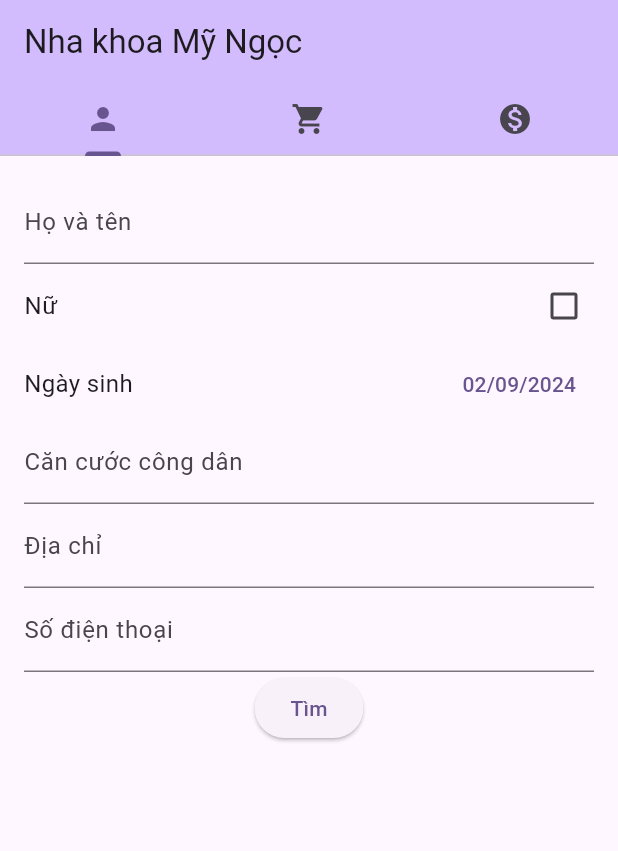
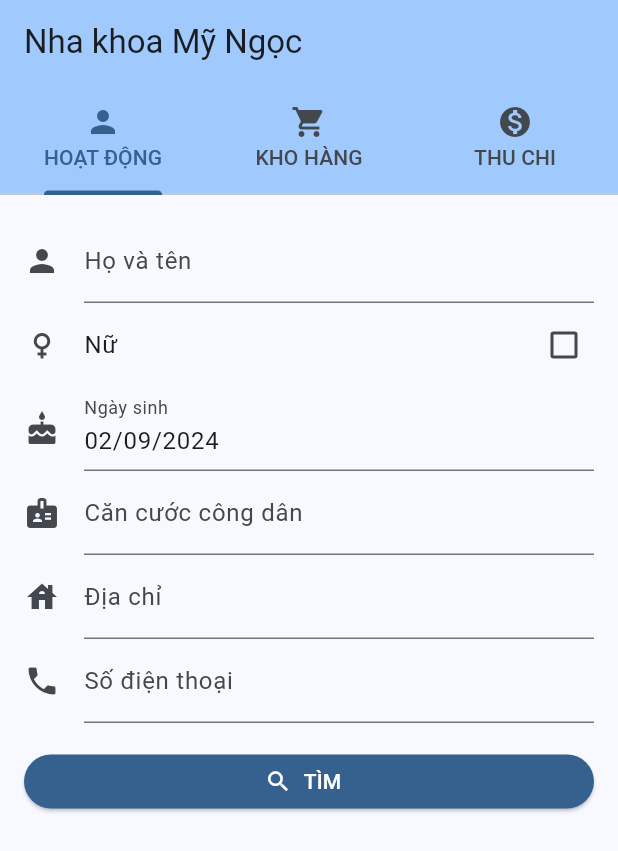
Before and after one commit to matchatonari/nha_khoa_my_ngoc, a Flutter app: the screen it shows after launch, on a phone screen of 412 x 824 dp. Shown: the top 851 px of the screen. Run offline on Flutter 3.47's test engine with Material 3 defaults, Android fonts, the phone set to English and light mode, and no system bars.

Commit message:
Tinh chỉnh UI khách hàng + tách file

```diff
--- /dev/null
+++ b/lib/khach_hang.dart
@@ -0,0 +1,128 @@
+import 'package:flutter/material.dart';
+import 'package:flutter/services.dart';
+import 'package:intl/intl.dart';
+
+class KhachHang extends StatefulWidget {
+  @override
+  State<KhachHang> createState() => _KhachHangState();
+}
+
+class _KhachHangState extends State<KhachHang> {
+  final _formKey = GlobalKey<FormState>();
+  bool isFemale = false;
+  DateTime birthdate = DateTime.now();
+  final TextEditingController _birthdateController = TextEditingController();
+
+  @override
+  void initState() {
+    super.initState();
+    SystemChrome.setPreferredOrientations([DeviceOrientation.portraitUp]);
+  }
+
+  @override
+  void dispose() {
+    SystemChrome.setPreferredOrientations([
+      DeviceOrientation.landscapeRight,
+      DeviceOrientation.landscapeLeft,
+      DeviceOrientation.portraitUp,
+      DeviceOrientation.portraitDown,
+    ]);
+    super.dispose();
+  }
+
+  Future<void> _selectDate(BuildContext context) async {
+    final DateTime? picked = await showDatePicker(
+      context: context,
+      initialDate: DateTime.now(),
+      firstDate: DateTime(1900),
+      lastDate: DateTime(DateTime.now().year + 1),
+    );
+    if (picked != null && picked != birthdate) {
+      setState(() {
+        birthdate = picked;
+        _birthdateController.text = DateFormat("dd/MM/yyyy").format(birthdate);
+      });
+    }
+  }
+
+  @override
+  Widget build(BuildContext context) {
+    _birthdateController.text = DateFormat("dd/MM/yyyy").format(DateTime.now());
+    return Padding(
+        padding: const EdgeInsets.all(16.0),
+        child: Form(
+            key: _formKey,
+            child: Column(
+              children: [
+                TextFormField(
+                  decoration: const InputDecoration(
+                    labelText: 'Họ và tên',
+                    icon: Icon(Icons.person),
+                  ),
+                ),
+                CheckboxListTile(
+                  title: const Text('Nữ'),
+                  value: isFemale,
+                  secondary: const Icon(Icons.female),
+                  onChanged: (bool? value) {
+                    setState(() {
+                      isFemale = value!;
+                    });
+                  },
+                  contentPadding: const EdgeInsets.symmetric(horizontal: 0.0),
+                ),
+                TextFormField(
+                  controller: _birthdateController,
+                  readOnly: true,
+                  onTap: () {
+                    _selectDate(context);
+                  },
+                  decoration: const InputDecoration(
+                      labelText: 'Ngày sinh', icon: Icon(Icons.cake)),
+                ),
+                TextFormField(
+                  keyboardType: TextInputType.number,
+                  inputFormatters: <TextInputFormatter>[
+                    FilteringTextInputFormatter.digitsOnly
+                  ],
+                  decoration: const InputDecoration(
+                    labelText: 'Căn cước công dân',
+                    icon: Icon(Icons.badge),
+                  ),
+                ),
+                TextFormField(
+                  decoration: const InputDecoration(
+                    labelText: 'Địa chỉ',
+                    icon: Icon(Icons.house),
+                  ),
+                ),
+                TextFormField(
+                  keyboardType: TextInputType.number,
+                  inputFormatters: <TextInputFormatter>[
+                    FilteringTextInputFormatter.digitsOnly
+                  ],
+                  decoration: const InputDecoration(
+                    labelText: 'Số điện thoại',
+                    icon: Icon(Icons.phone),
+                  ),
+                ),
+                const SizedBox(height: 15),
+                ElevatedButton.icon(
+                    style: ElevatedButton.styleFrom(
+                      minimumSize: const Size.fromHeight(36),
+                      backgroundColor: Theme.of(context).primaryColor,
+                      foregroundColor: Colors.white,
+                    ),
+                    onPressed: () {
+                      if (_formKey.currentState!.validate()) {
+                        ScaffoldMessenger.of(context).showSnackBar(
+                          const SnackBar(content: Text('Processing Data')),
+                        );
+                      }
+                    },
+                    icon: const Icon(Icons.search),
+                    label: const Text("TÌM")),
+              ],
+            )));
+  }
+}
--- a/lib/main.dart
+++ b/lib/main.dart
@@ -1,6 +1,5 @@
 import 'package:flutter/material.dart';
-import 'package:flutter/services.dart';
-import 'package:intl/intl.dart';
+import 'khach_hang.dart';
 
 void main() {
   runApp(MyApp());
@@ -12,12 +11,9 @@ class MyApp extends StatelessWidget {
     return MaterialApp(
       title: 'Nha khoa Mỹ Ngọc',
       theme: ThemeData(
-          colorScheme: ColorScheme.fromSeed(seedColor: Colors.deepPurple),
+        colorScheme: ColorScheme.fromSeed(seedColor: Colors.blue),
         useMaterial3: true,
-          textTheme: const TextTheme(
-            bodyLarge: TextStyle(fontSize: 16.0),
-            bodyMedium: TextStyle(fontSize: 16.0),
-          )),
+      ),
       home: MainPage(),
     );
   }
@@ -28,132 +24,69 @@ class MainPage extends StatefulWidget {
   State<MainPage> createState() => _MainPageState();
 }
 
-class _MainPageState extends State<MainPage> {
-  final _formKey = GlobalKey<FormState>();
-  bool isFemale = false;
-  DateTime birthdate = DateTime.now();
-  String birthDateString = DateFormat("dd/MM/yyyy").format(DateTime.now());
+class _MainPageState extends State<MainPage>
+    with SingleTickerProviderStateMixin {
+  late TabController _tabController;
 
   @override
   void initState() {
     super.initState();
-    SystemChrome.setPreferredOrientations([DeviceOrientation.portraitUp]);
+    _tabController = TabController(length: 3, vsync: this);
+
+    // Listener for tab changes
+    _tabController.addListener(() {
+      setState(() {}); // Rebuild to update FAB visibility
+    });
   }
 
   @override
   void dispose() {
-    SystemChrome.setPreferredOrientations([
-      DeviceOrientation.landscapeRight,
-      DeviceOrientation.landscapeLeft,
-      DeviceOrientation.portraitUp,
-      DeviceOrientation.portraitDown,
-    ]);
+    _tabController.dispose();
     super.dispose();
-  }
-
-  Future<void> _selectDate(BuildContext context) async {
-    final DateTime? picked = await showDatePicker(
-      context: context,
-      initialDate: DateTime.now(),
-      firstDate: DateTime(1900),
-      lastDate: DateTime(DateTime.now().year + 1),
-    );
-    if (picked != null && picked != birthdate) {
-      setState(() {
-        birthdate = picked;
-        birthDateString = DateFormat("dd/MM/yyyy").format(birthdate);
-      });
-    }
   }
 
   @override
   Widget build(BuildContext context) {
-    return DefaultTabController(
-        length: 3,
-        child: Scaffold(
+    return Scaffold(
       resizeToAvoidBottomInset: false,
       appBar: AppBar(
-              bottom: const TabBar(
-                tabs: [
-                  Tab(icon: Icon(Icons.person)),
-                  Tab(icon: Icon(Icons.local_grocery_store)),
-                  Tab(icon: Icon(Icons.monetization_on))
+        backgroundColor: Theme.of(context).colorScheme.inversePrimary,
+        title: const Text("Nha khoa Mỹ Ngọc"),
+        bottom: TabBar(
+          controller: _tabController,
+          tabs: const [
+            Tab(icon: Icon(Icons.person), text: "HOẠT ĐỘNG"),
+            Tab(icon: Icon(Icons.local_grocery_store), text: "KHO HÀNG"),
+            Tab(icon: Icon(Icons.monetization_on), text: "THU CHI"),
           ],
         ),
-              title: const Text("Nha khoa Mỹ Ngọc"),
-              backgroundColor: Theme.of(context).colorScheme.inversePrimary,
+        actions: <Widget>[
+          if (_tabController.index == 1 || _tabController.index == 2)
+            IconButton(
+              icon: const Icon(
+                Icons.filter_list,
+              ),
+              onPressed: () {},
+            )
+        ],
       ),
       body: TabBarView(
+        controller: _tabController, // Use the custom TabController
         children: [
-                Padding(
-                    padding: const EdgeInsets.all(16.0),
-                    child: Form(
-                        key: _formKey,
-                        child: Column(
-                          children: [
-                            TextFormField(
-                              decoration: const InputDecoration(
-                                labelText: 'Họ và tên',
-                              ),
-                            ),
-                            CheckboxListTile(
-                              title: const Text('Nữ'),
-                              value: isFemale,
-                              onChanged: (bool? value) {
-                                setState(() {
-                                  isFemale = value!;
-                                });
-                              },
-                              contentPadding:
-                                  const EdgeInsets.symmetric(horizontal: 0.0),
-                            ),
-                            Row(
-                              mainAxisAlignment: MainAxisAlignment.spaceBetween,
-                              children: [
-                                const Text("Ngày sinh"),
-                                TextButton(
-                                    child: Text(birthDateString),
-                                    onPressed: () {
-                                      _selectDate(context);
-                                    })
-                              ],
-                            ),
-                            TextFormField(
-                              keyboardType: TextInputType.number,
-                              inputFormatters: <TextInputFormatter>[
-                                FilteringTextInputFormatter.digitsOnly
-                              ],
-                              decoration: const InputDecoration(
-                                  labelText: 'Căn cước công dân'),
-                            ),
-                            TextFormField(
-                              decoration: const InputDecoration(
-                                labelText: 'Địa chỉ',
-                              ),
-                            ),
-                            TextFormField(
-                              keyboardType: TextInputType.number,
-                              inputFormatters: <TextInputFormatter>[
-                                FilteringTextInputFormatter.digitsOnly
-                              ],
-                              decoration: const InputDecoration(
-                                  labelText: 'Số điện thoại'),
-                            ),
-                            ElevatedButton(
-                                onPressed: () {
-                                  if (_formKey.currentState!.validate()) {
-                                    ScaffoldMessenger.of(context).showSnackBar(
-                                      const SnackBar(
-                                          content: Text('Processing Data')),
-                                    );
-                                  }
-                                },
-                                child: const Text('Tìm')),
-                          ],
-                        ))),
+          KhachHang(),
           const Placeholder(),
           const Placeholder(),
         ],
-            )));
+      ),
+      floatingActionButton:
+          (_tabController.index == 1 || _tabController.index == 2)
+              ? FloatingActionButton(
+                  onPressed: () {
+                    print(_tabController.index);
+                  },
+                  child: const Icon(Icons.add),
+                )
+              : null,
+    );
   }
 }
```
Lines whose indentation alone changed are shown as unchanged.
